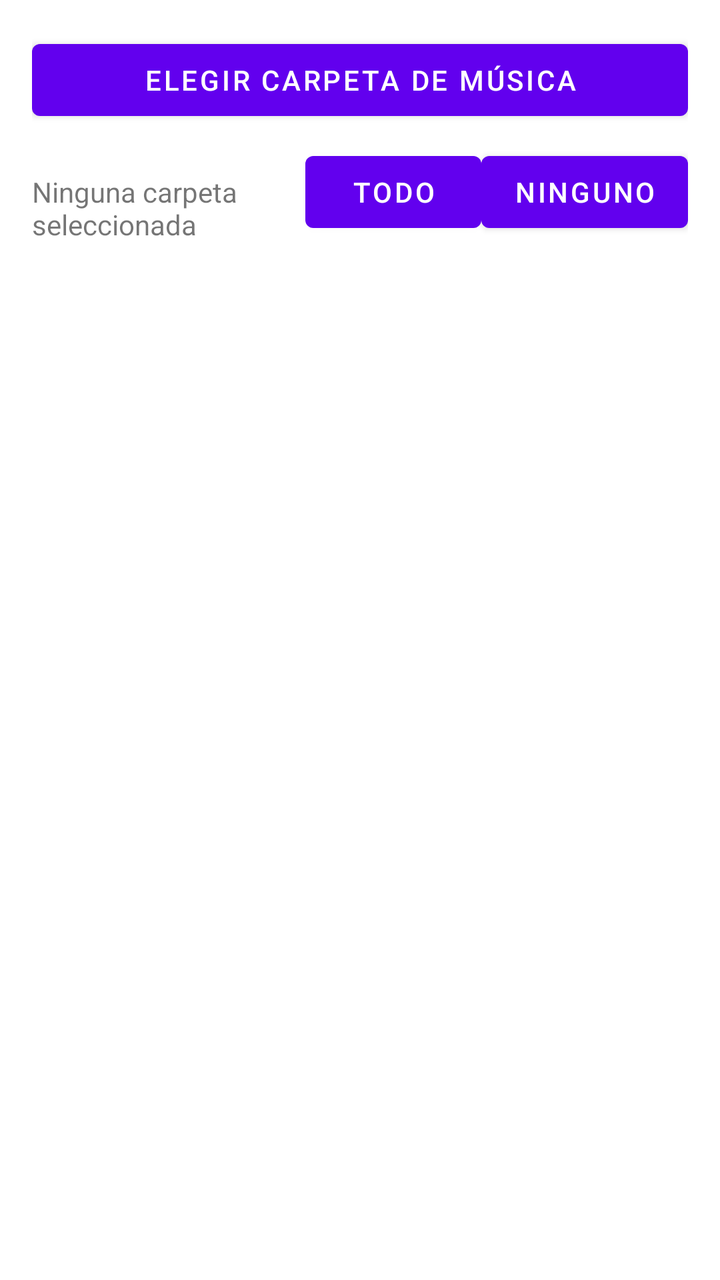
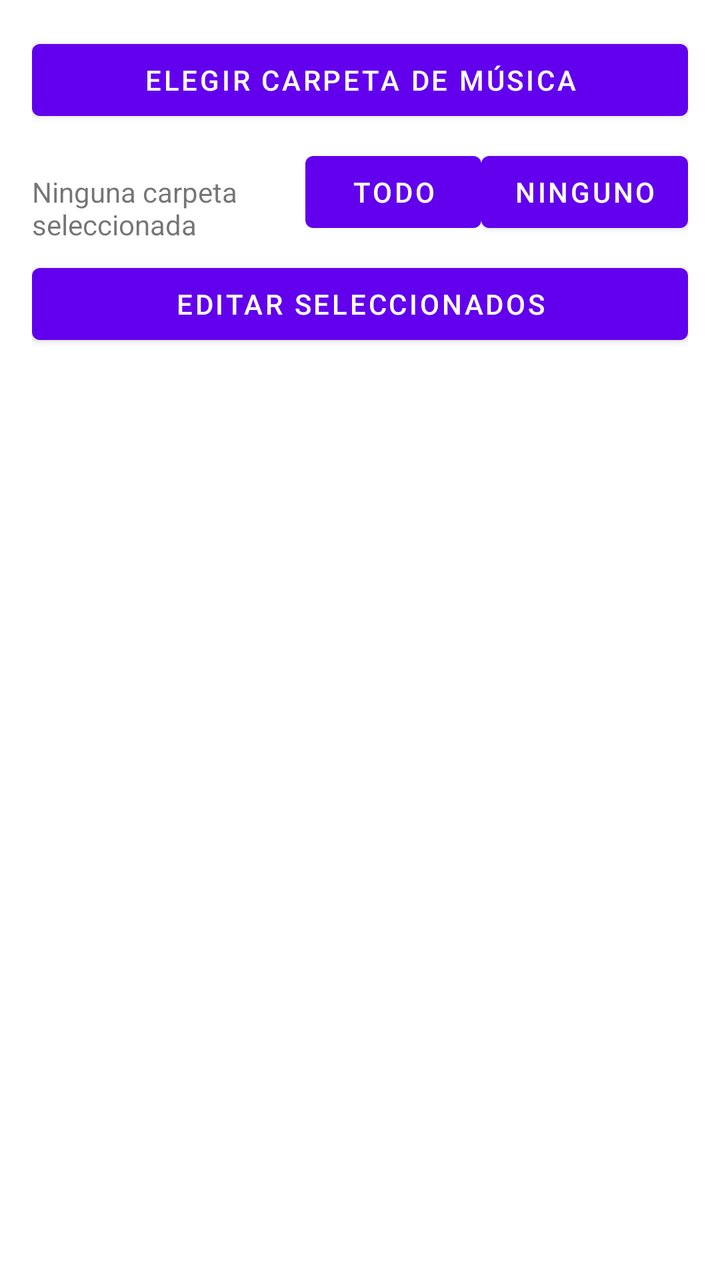

Two renders of the same Android screen: before a commit and after it. Below are the layout's source before the change and the commit's diff.
<!-- AndroidManifest.xml: application theme Theme.TagEdit -->
<!-- res/layout/activity_main.xml -->
<?xml version="1.0" encoding="utf-8"?>
<LinearLayout xmlns:android="http://schemas.android.com/apk/res/android"
    android:layout_width="match_parent"
    android:layout_height="match_parent"
    android:orientation="vertical"
    android:padding="16dp">

    <Button
        android:id="@+id/buttonPickFolder"
        android:layout_width="match_parent"
        android:layout_height="wrap_content"
        android:text="Elegir carpeta de música" />

    <LinearLayout
        android:layout_width="match_parent"
        android:layout_height="wrap_content"
        android:orientation="horizontal"
        android:layout_marginTop="8dp">

        <TextView
            android:id="@+id/textStatus"
            android:layout_width="0dp"
            android:layout_height="wrap_content"
            android:layout_weight="1"
            android:gravity="center_vertical"
            android:text="Ninguna carpeta seleccionada" />

        <Button
            android:id="@+id/buttonSelectAll"
            android:layout_width="wrap_content"
            android:layout_height="wrap_content"
            android:text="Todo" />

        <Button
            android:id="@+id/buttonClearSelection"
            android:layout_width="wrap_content"
            android:layout_height="wrap_content"
            android:text="Ninguno" />

    </LinearLayout>

    <androidx.recyclerview.widget.RecyclerView
        android:id="@+id/recyclerSongs"
        android:layout_width="match_parent"
        android:layout_height="0dp"
        android:layout_weight="1"
        android:layout_marginTop="8dp" />

</LinearLayout>
<!-- resources referenced by this layout -->
<resources>
  <style name="Theme.TagEdit" parent="Theme.MaterialComponents.DayNight.NoActionBar" />
</resources>

<!-- the commit's change to res/layout/activity_main.xml (unified diff, before → after) -->
@@ -39,6 +39,13 @@
 
     </LinearLayout>
 
+    <Button
+        android:id="@+id/buttonBulkEdit"
+        android:layout_width="match_parent"
+        android:layout_height="wrap_content"
+        android:layout_marginTop="8dp"
+        android:text="Editar seleccionados" />
+
     <androidx.recyclerview.widget.RecyclerView
         android:id="@+id/recyclerSongs"
         android:layout_width="match_parent"
